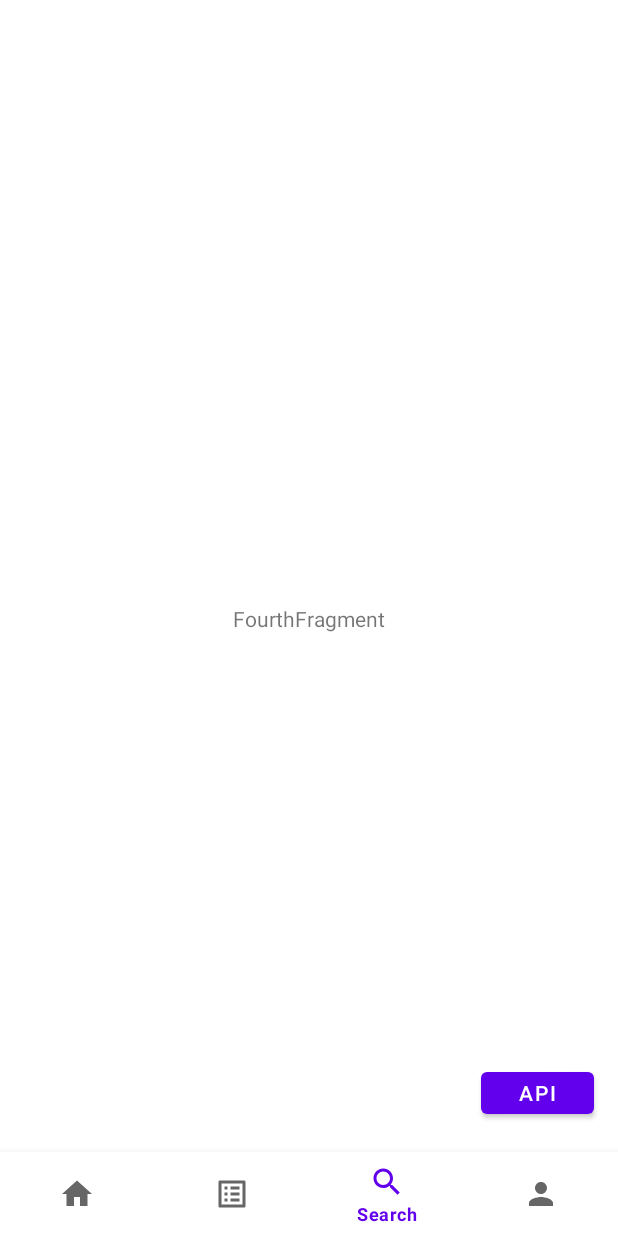
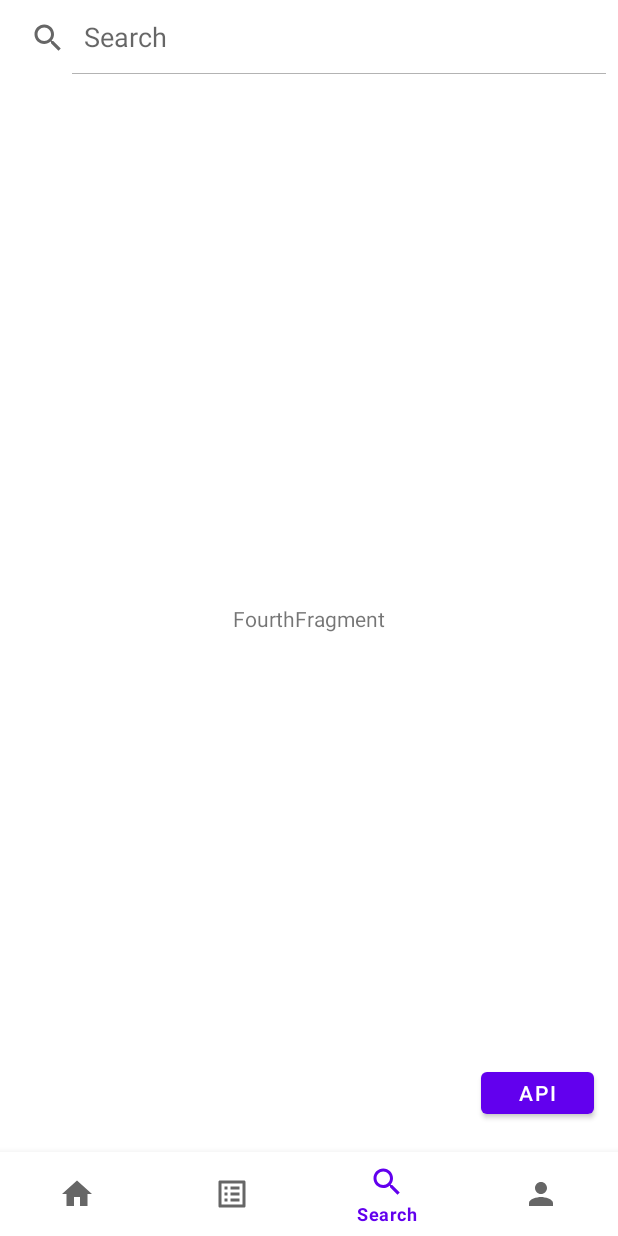
Before and after one commit to apantzar/androidRecipeProject2021, an Android app: the FourthFragment screen opened through its navigation route, on a phone screen of 412 x 824 dp. Run offline under Robolectric (Android 15) with nearby library versions, the phone set to English and light mode, and no system bars; our stand-ins replace navigation-ui; libraries missing offline, so code that uses them is left out: com.squareup.okhttp.

Commit message:
Search View Added (search fragment)

```diff
--- a/app/src/main/res/drawable/ic_baseline_search_24.xml
+++ b/app/src/main/res/drawable/ic_baseline_search_24.xml
@@ -1,10 +1,5 @@
-<vector xmlns:android="http://schemas.android.com/apk/res/android"
-    android:width="24dp"
-    android:height="24dp"
-    android:viewportWidth="24"
-    android:viewportHeight="24"
-    android:tint="?attr/colorControlNormal">
-  <path
-      android:fillColor="@android:color/white"
-      android:pathData="M15.5,14h-0.79l-0.28,-0.27C15.41,12.59 16,11.11 16,9.5 16,5.91 13.09,3 9.5,3S3,5.91 3,9.5 5.91,16 9.5,16c1.61,0 3.09,-0.59 4.23,-1.57l0.27,0.28v0.79l5,4.99L20.49,19l-4.99,-5zM9.5,14C7.01,14 5,11.99 5,9.5S7.01,5 9.5,5 14,7.01 14,9.5 11.99,14 9.5,14z"/>
+<vector android:height="24dp" android:tint="#E5E5EA"
+    android:viewportHeight="24" android:viewportWidth="24"
+    android:width="24dp" xmlns:android="http://schemas.android.com/apk/res/android">
+    <path android:fillColor="@android:color/white" android:pathData="M15.5,14h-0.79l-0.28,-0.27C15.41,12.59 16,11.11 16,9.5 16,5.91 13.09,3 9.5,3S3,5.91 3,9.5 5.91,16 9.5,16c1.61,0 3.09,-0.59 4.23,-1.57l0.27,0.28v0.79l5,4.99L20.49,19l-4.99,-5zM9.5,14C7.01,14 5,11.99 5,9.5S7.01,5 9.5,5 14,7.01 14,9.5 11.99,14 9.5,14z"/>
 </vector>
--- a/app/src/main/res/layout/fragment_fourth.xml
+++ b/app/src/main/res/layout/fragment_fourth.xml
@@ -15,4 +15,21 @@
         app:layout_constraintEnd_toEndOf="parent"
         app:layout_constraintStart_toStartOf="parent"
         app:layout_constraintTop_toTopOf="parent" />
+
+    <SearchView
+        android:id="@+id/searchView"
+        android:layout_width="match_parent"
+        android:layout_height="wrap_content"
+        android:iconifiedByDefault="false"
+        android:queryHint="Search"
+        app:layout_constraintBottom_toBottomOf="parent"
+        app:layout_constraintEnd_toEndOf="parent"
+        app:layout_constraintStart_toStartOf="parent"
+        app:layout_constraintTop_toTopOf="parent"
+        app:layout_constraintVertical_bias="0.002" />
+
+
+
+
+
 </androidx.constraintlayout.widget.ConstraintLayout>
```
